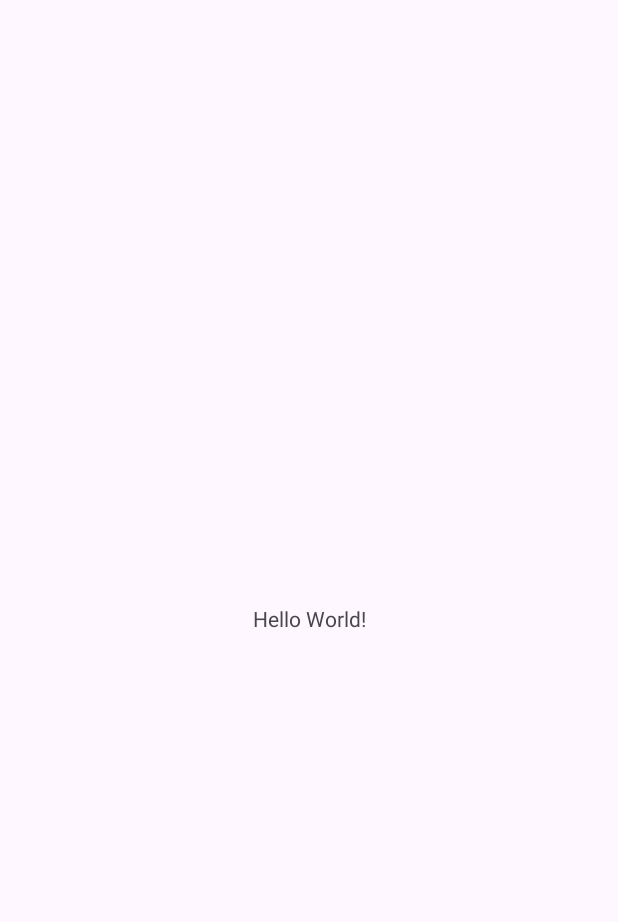
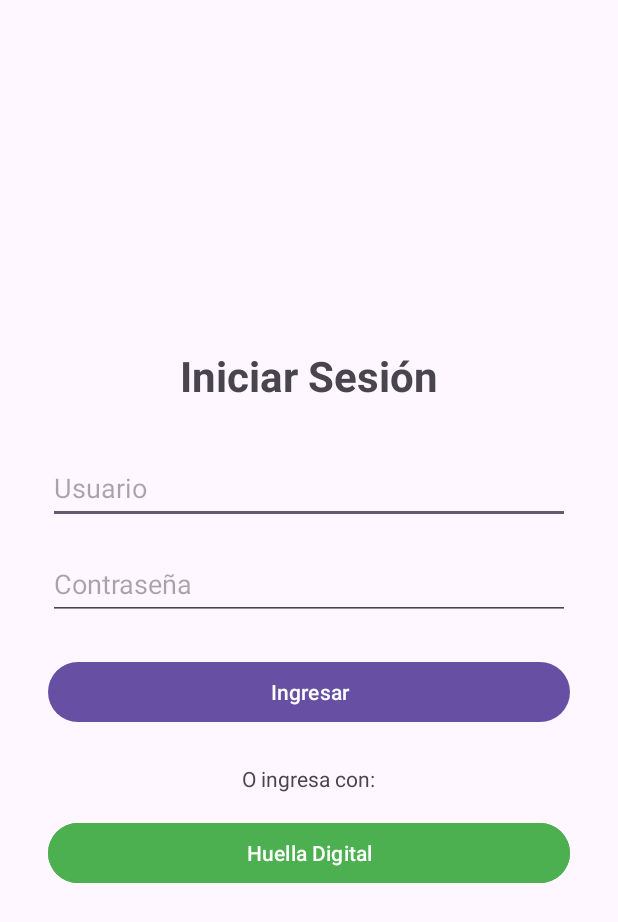
Before and after one commit to SPRM-UTL/android, an Android app: the screen it shows after launch (MainActivity), on a phone screen of 412 x 824 dp. Before the commit the part shown is almost empty. Shown: the top 922 px of the screen. Run offline under Robolectric (Android 15) with nearby library versions, the light colour scheme and no system bars.

Commit message:
Simulacion de login y autenticacion biometrica

```diff
--- a/app/build.gradle.kts
+++ b/app/build.gradle.kts
@@ -41,6 +41,7 @@ dependencies {
     implementation(libs.androidx.constraintlayout)
     implementation(libs.androidx.core.ktx)
     implementation(libs.material)
+    implementation(libs.androidx.biometric)
     testImplementation(libs.junit)
     androidTestImplementation(libs.androidx.espresso.core)
     androidTestImplementation(libs.androidx.junit)
--- a/app/src/main/AndroidManifest.xml
+++ b/app/src/main/AndroidManifest.xml
@@ -1,7 +1,7 @@
 <?xml version="1.0" encoding="utf-8"?>
 <manifest xmlns:android="http://schemas.android.com/apk/res/android"
     xmlns:tools="http://schemas.android.com/tools">
-
+    <uses-permission android:name="android.permission.USE_BIOMETRIC" />
     <application
         android:allowBackup="true"
         android:dataExtractionRules="@xml/data_extraction_rules"
--- a/app/src/main/java/com/example/android/MainActivity.kt
+++ b/app/src/main/java/com/example/android/MainActivity.kt
@@ -1,20 +1,68 @@
 package com.example.android
 
 import android.os.Bundle
-import androidx.activity.enableEdgeToEdge
+import android.widget.Button
+import android.widget.EditText
+import android.widget.Toast
 import androidx.appcompat.app.AppCompatActivity
-import androidx.core.view.ViewCompat
-import androidx.core.view.WindowInsetsCompat
+import androidx.biometric.BiometricPrompt
+import androidx.core.content.ContextCompat
+import java.util.concurrent.Executor
 
 class MainActivity : AppCompatActivity() {
+
+    private lateinit var executor: Executor
+    private lateinit var biometricPrompt: BiometricPrompt
+    private lateinit var promptInfo: BiometricPrompt.PromptInfo
+
     override fun onCreate(savedInstanceState: Bundle?) {
         super.onCreate(savedInstanceState)
-        enableEdgeToEdge()
         setContentView(R.layout.activity_main)
-        ViewCompat.setOnApplyWindowInsetsListener(findViewById(R.id.main)) { v, insets ->
-            val systemBars = insets.getInsets(WindowInsetsCompat.Type.systemBars())
-            v.setPadding(systemBars.left, systemBars.top, systemBars.right, systemBars.bottom)
-            insets
+
+        val etUsuario = findViewById<EditText>(R.id.etUsuario)
+        val etContrasena = findViewById<EditText>(R.id.etContrasena)
+        val btnLogin = findViewById<Button>(R.id.btnLogin)
+        val btnLoginHuella = findViewById<Button>(R.id.btnLoginHuella)
+
+        btnLogin.setOnClickListener {
+            val usuario = etUsuario.text.toString()
+            val contrasena = etContrasena.text.toString()
+
+            if (usuario == "admin" && contrasena == "1234") {
+                Toast.makeText(this, "Login exitoso", Toast.LENGTH_SHORT).show()
+            } else {
+                Toast.makeText(this, "Usuario o contraseña incorrectos", Toast.LENGTH_SHORT).show()
+            }
+        }
+
+        executor = ContextCompat.getMainExecutor(this)
+
+        biometricPrompt = BiometricPrompt(this, executor,
+            object : BiometricPrompt.AuthenticationCallback() {
+                override fun onAuthenticationError(errorCode: Int, errString: CharSequence) {
+                    super.onAuthenticationError(errorCode, errString)
+                    Toast.makeText(applicationContext, "Error: $errString", Toast.LENGTH_SHORT).show()
+                }
+
+                override fun onAuthenticationSucceeded(result: BiometricPrompt.AuthenticationResult) {
+                    super.onAuthenticationSucceeded(result)
+                    Toast.makeText(applicationContext, "Autenticación por huella exitosa", Toast.LENGTH_SHORT).show()
+                }
+
+                override fun onAuthenticationFailed() {
+                    super.onAuthenticationFailed()
+                    Toast.makeText(applicationContext, "Huella no reconocida.", Toast.LENGTH_SHORT).show()
+                }
+            })
+
+        promptInfo = BiometricPrompt.PromptInfo.Builder()
+            .setTitle("Inicio de sesión biométrico")
+            .setSubtitle("Usa tu huella digital para acceder")
+            .setNegativeButtonText("Cancelar")
+            .build()
+
+        btnLoginHuella.setOnClickListener {
+            biometricPrompt.authenticate(promptInfo)
         }
     }
 }
--- a/app/src/main/res/layout/activity_main.xml
+++ b/app/src/main/res/layout/activity_main.xml
@@ -1,19 +1,56 @@
 <?xml version="1.0" encoding="utf-8"?>
-<androidx.constraintlayout.widget.ConstraintLayout xmlns:android="http://schemas.android.com/apk/res/android"
-    xmlns:app="http://schemas.android.com/apk/res-auto"
-    xmlns:tools="http://schemas.android.com/tools"
-    android:id="@+id/main"
+<LinearLayout
+    xmlns:android="http://schemas.android.com/apk/res/android"
     android:layout_width="match_parent"
     android:layout_height="match_parent"
-    tools:context=".MainActivity">
+    android:orientation="vertical"
+    android:gravity="center"
+    android:padding="32dp">
 
     <TextView
         android:layout_width="wrap_content"
         android:layout_height="wrap_content"
-        android:text="Hello World!"
-        app:layout_constraintBottom_toBottomOf="parent"
-        app:layout_constraintEnd_toEndOf="parent"
-        app:layout_constraintStart_toStartOf="parent"
-        app:layout_constraintTop_toTopOf="parent" />
+        android:text="Iniciar Sesión"
+        android:textSize="28sp"
+        android:textStyle="bold"
+        android:layout_marginBottom="32dp" />
 
-</androidx.constraintlayout.widget.ConstraintLayout>
+    <EditText
+        android:id="@+id/etUsuario"
+        android:layout_width="match_parent"
+        android:layout_height="wrap_content"
+        android:hint="Usuario"
+        android:inputType="text"
+        android:minHeight="48dp"
+        android:layout_marginBottom="16dp"/>
+
+    <EditText
+        android:id="@+id/etContrasena"
+        android:layout_width="match_parent"
+        android:layout_height="wrap_content"
+        android:hint="Contraseña"
+        android:inputType="textPassword"
+        android:minHeight="48dp"
+        android:layout_marginBottom="24dp"/>
+
+    <Button
+        android:id="@+id/btnLogin"
+        android:layout_width="match_parent"
+        android:layout_height="wrap_content"
+        android:text="Ingresar"
+        android:layout_marginBottom="24dp"/>
+
+    <TextView
+        android:layout_width="wrap_content"
+        android:layout_height="wrap_content"
+        android:text="O ingresa con:"
+        android:layout_marginBottom="16dp" />
+
+    <Button
+        android:id="@+id/btnLoginHuella"
+        android:layout_width="match_parent"
+        android:layout_height="wrap_content"
+        android:text="Huella Digital"
+        android:backgroundTint="#4CAF50" />
+
+</LinearLayout>
--- a/gradle/libs.versions.toml
+++ b/gradle/libs.versions.toml
@@ -1,5 +1,6 @@
 [versions]
 agp = "9.2.1"
+biometric = "1.1.0"
 coreKtx = "1.10.1"
 junit = "4.13.2"
 junitVersion = "1.1.5"
@@ -10,6 +11,7 @@ activityKtx = "1.8.0"
 constraintlayout = "2.1.4"
 
 [libraries]
+androidx-biometric = { module = "androidx.biometric:biometric", version.ref = "biometric" }
 androidx-core-ktx = { group = "androidx.core", name = "core-ktx", version.ref = "coreKtx" }
 junit = { group = "junit", name = "junit", version.ref = "junit" }
 androidx-junit = { group = "androidx.test.ext", name = "junit", version.ref = "junitVersion" }
```
